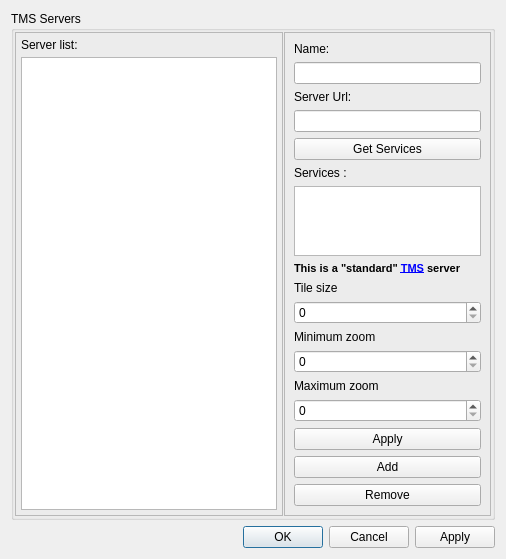
Qt form src/Preferences/TMSPreferencesDialog.ui (openstreetmap/merkaartor) before a commit.
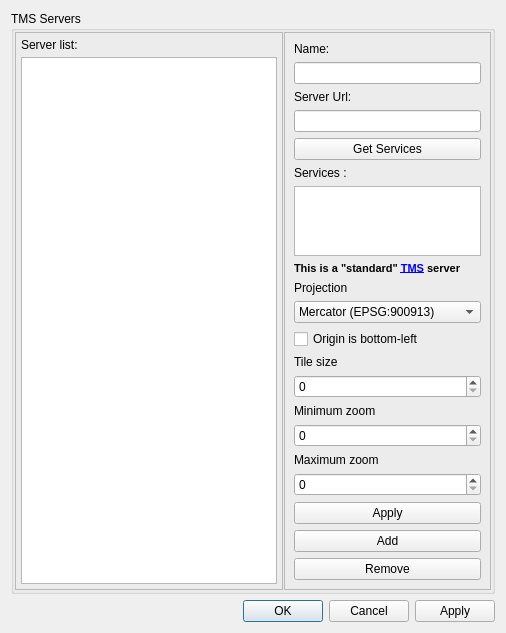
The same form after that commit.

The edit to the form file:
```diff
--- a/src/Preferences/TMSPreferencesDialog.ui
+++ b/src/Preferences/TMSPreferencesDialog.ui
@@ -7,7 +7,7 @@
     <x>0</x>
     <y>0</y>
     <width>506</width>
-    <height>516</height>
+    <height>587</height>
    </rect>
   </property>
   <property name="windowTitle">
@@ -158,6 +158,34 @@
             <property name="margin">
              <number>0</number>
             </property>
+            <item>
+             <widget class="QLabel" name="label_7">
+              <property name="text">
+               <string>Projection</string>
+              </property>
+             </widget>
+            </item>
+            <item>
+             <widget class="QComboBox" name="cbSRS">
+              <item>
+               <property name="text">
+                <string>Mercator (EPSG:900913)</string>
+               </property>
+              </item>
+              <item>
+               <property name="text">
+                <string>Lat/Lon (EPSG:4326)</string>
+               </property>
+              </item>
+             </widget>
+            </item>
+            <item>
+             <widget class="QCheckBox" name="cbBotLeftOrigin">
+              <property name="text">
+               <string>Origin is bottom-left</string>
+              </property>
+             </widget>
+            </item>
             <item>
              <widget class="QLabel" name="label_3">
               <property name="text">
```
Left out of the diff: 14 changed lines with no effect on the pictures.
